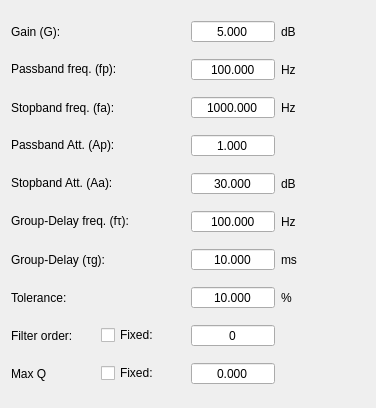
Qt form app/designer/filters_data/group_delay.ui (grupo-tc-volcan/TP4) before a commit.
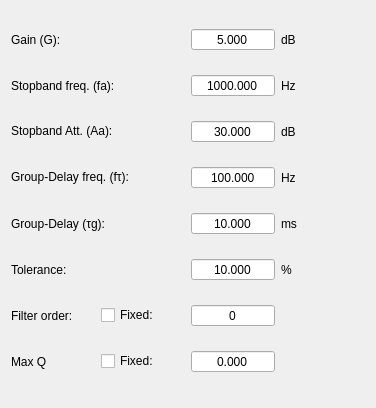
The same form after that commit.

Commit message: fixing group delay

Diff of the .ui file:
```diff
--- a/app/designer/filters_data/group_delay.ui
+++ b/app/designer/filters_data/group_delay.ui
@@ -20,27 +20,39 @@
    <string>Form</string>
   </property>
   <layout class="QGridLayout" name="gridLayout">
-   <item row="1" column="0" colspan="2">
-    <widget class="QLabel" name="label_14">
-     <property name="maximumSize">
-      <size>
-       <width>16777215</width>
-       <height>22</height>
-      </size>
-     </property>
-     <property name="text">
-      <string>Passband freq. (fp):</string>
-     </property>
-    </widget>
-   </item>
-   <item row="5" column="4">
-    <widget class="QLabel" name="label_8">
+   <item row="0" column="4">
+    <widget class="QLabel" name="label_2">
      <property name="text">
       <string>dB</string>
      </property>
     </widget>
    </item>
-   <item row="5" column="0" colspan="2">
+   <item row="2" column="2">
+    <widget class="QDoubleSpinBox" name="stop_freq">
+     <property name="frame">
+      <bool>true</bool>
+     </property>
+     <property name="alignment">
+      <set>Qt::AlignCenter</set>
+     </property>
+     <property name="buttonSymbols">
+      <enum>QAbstractSpinBox::NoButtons</enum>
+     </property>
+     <property name="keyboardTracking">
+      <bool>true</bool>
+     </property>
+     <property name="decimals">
+      <number>3</number>
+     </property>
+     <property name="maximum">
+      <double>1000000000000.000000000000000</double>
+     </property>
+     <property name="value">
+      <double>1000.000000000000000</double>
+     </property>
+    </widget>
+   </item>
+   <item row="3" column="0" colspan="2">
     <widget class="QLabel" name="label_7">
      <property name="maximumSize">
       <size>
@@ -53,202 +65,20 @@
      </property>
     </widget>
    </item>
-   <item row="5" column="2">
-    <widget class="QDoubleSpinBox" name="stop_att">
-     <property name="alignment">
-      <set>Qt::AlignCenter</set>
-     </property>
-     <property name="buttonSymbols">
-      <enum>QAbstractSpinBox::NoButtons</enum>
-     </property>
-     <property name="decimals">
-      <number>3</number>
-     </property>
-     <property name="maximum">
-      <double>300.000000000000000</double>
-     </property>
-     <property name="value">
-      <double>30.000000000000000</double>
-     </property>
-    </widget>
-   </item>
-   <item row="10" column="0">
-    <widget class="QLabel" name="label_15">
-     <property name="text">
-      <string>Max Q</string>
-     </property>
-    </widget>
-   </item>
-   <item row="0" column="0">
-    <widget class="QLabel" name="label">
-     <property name="text">
-      <string>Gain (G):</string>
-     </property>
-    </widget>
-   </item>
-   <item row="8" column="4">
+   <item row="6" column="4">
     <widget class="QLabel" name="label_12">
      <property name="text">
       <string>%</string>
      </property>
     </widget>
    </item>
-   <item row="9" column="0">
-    <widget class="QLabel" name="label_13">
-     <property name="text">
-      <string>Filter order:</string>
-     </property>
-    </widget>
-   </item>
-   <item row="7" column="4">
-    <widget class="QLabel" name="label_6">
-     <property name="text">
-      <string>ms</string>
-     </property>
-    </widget>
-   </item>
-   <item row="10" column="2">
-    <widget class="QDoubleSpinBox" name="q_max">
-     <property name="frame">
-      <bool>true</bool>
-     </property>
-     <property name="alignment">
-      <set>Qt::AlignCenter</set>
-     </property>
-     <property name="buttonSymbols">
-      <enum>QAbstractSpinBox::NoButtons</enum>
-     </property>
-     <property name="keyboardTracking">
-      <bool>true</bool>
-     </property>
-     <property name="decimals">
-      <number>3</number>
-     </property>
-     <property name="maximum">
-      <double>100.000000000000000</double>
-     </property>
-    </widget>
-   </item>
-   <item row="8" column="2">
-    <widget class="QDoubleSpinBox" name="tol">
-     <property name="frame">
-      <bool>true</bool>
-     </property>
-     <property name="alignment">
-      <set>Qt::AlignCenter</set>
-     </property>
-     <property name="buttonSymbols">
-      <enum>QAbstractSpinBox::NoButtons</enum>
-     </property>
-     <property name="keyboardTracking">
-      <bool>true</bool>
-     </property>
-     <property name="decimals">
-      <number>3</number>
-     </property>
-     <property name="maximum">
-      <double>100.000000000000000</double>
-     </property>
-     <property name="value">
-      <double>10.000000000000000</double>
-     </property>
-    </widget>
-   </item>
-   <item row="7" column="0" colspan="2">
+   <item row="5" column="0" colspan="2">
     <widget class="QLabel" name="label_5">
      <property name="text">
       <string>Group-Delay (τg):</string>
      </property>
     </widget>
    </item>
-   <item row="8" column="0">
-    <widget class="QLabel" name="label_11">
-     <property name="text">
-      <string>Tolerance:</string>
-     </property>
-    </widget>
-   </item>
-   <item row="3" column="4">
-    <widget class="QLabel" name="label_4">
-     <property name="text">
-      <string>Hz</string>
-     </property>
-    </widget>
-   </item>
-   <item row="3" column="0" colspan="2">
-    <widget class="QLabel" name="label_3">
-     <property name="text">
-      <string>Stopband freq. (fa):</string>
-     </property>
-    </widget>
-   </item>
-   <item row="0" column="4">
-    <widget class="QLabel" name="label_2">
-     <property name="text">
-      <string>dB</string>
-     </property>
-    </widget>
-   </item>
-   <item row="7" column="2">
-    <widget class="QDoubleSpinBox" name="group_delay">
-     <property name="frame">
-      <bool>true</bool>
-     </property>
-     <property name="alignment">
-      <set>Qt::AlignCenter</set>
-     </property>
-     <property name="buttonSymbols">
-      <enum>QAbstractSpinBox::NoButtons</enum>
-     </property>
-     <property name="keyboardTracking">
-      <bool>true</bool>
-     </property>
-     <property name="decimals">
-      <number>3</number>
-     </property>
-     <property name="maximum">
-      <double>1000000000000.000000000000000</double>
-     </property>
-     <property name="value">
-      <double>10.000000000000000</double>
-     </property>
-    </widget>
-   </item>
-   <item row="10" column="1">
-    <widget class="QCheckBox" name="q_fixed">
-     <property name="text">
-      <string>Fixed:</string>
-     </property>
-     <property name="autoExclusive">
-      <bool>false</bool>
-     </property>
-    </widget>
-   </item>
-   <item row="3" column="2">
-    <widget class="QDoubleSpinBox" name="stop_freq">
-     <property name="frame">
-      <bool>true</bool>
-     </property>
-     <property name="alignment">
-      <set>Qt::AlignCenter</set>
-     </property>
-     <property name="buttonSymbols">
-      <enum>QAbstractSpinBox::NoButtons</enum>
-     </property>
-     <property name="keyboardTracking">
-      <bool>true</bool>
-     </property>
-     <property name="decimals">
-      <number>3</number>
-     </property>
-     <property name="maximum">
-      <double>1000000000000.000000000000000</double>
-     </property>
-     <property name="value">
-      <double>1000.000000000000000</double>
-     </property>
-    </widget>
-   </item>
    <item row="0" column="2">
     <widget class="QDoubleSpinBox" name="gain">
      <property name="frame">
@@ -274,7 +104,7 @@
      </property>
     </widget>
    </item>
-   <item row="9" column="1">
+   <item row="7" column="1">
     <widget class="QCheckBox" name="order_fixed">
      <property name="text">
       <string>Fixed:</string>
@@ -284,7 +114,7 @@
      </property>
     </widget>
    </item>
-   <item row="9" column="2">
+   <item row="7" column="2">
     <widget class="QSpinBox" name="order">
      <property name="frame">
       <bool>true</bool>
@@ -303,7 +133,7 @@
      </property>
     </widget>
    </item>
-   <item row="6" column="0" colspan="2">
+   <item row="4" column="0" colspan="2">
     <widget class="QLabel" name="label_9">
      <property name="maximumSize">
       <size>
@@ -316,7 +146,164 @@
      </property>
     </widget>
    </item>
+   <item row="0" column="0">
+    <widget class="QLabel" name="label">
+     <property name="text">
+      <string>Gain (G):</string>
+     </property>
+    </widget>
+   </item>
+   <item row="5" column="4">
+    <widget class="QLabel" name="label_6">
+     <property name="text">
+      <string>ms</string>
+     </property>
+    </widget>
+   </item>
+   <item row="2" column="0" colspan="2">
+    <widget class="QLabel" name="label_3">
+     <property name="text">
+      <string>Stopband freq. (fa):</string>
+     </property>
+    </widget>
+   </item>
+   <item row="3" column="4">
+    <widget class="QLabel" name="label_8">
+     <property name="text">
+      <string>dB</string>
+     </property>
+    </widget>
+   </item>
+   <item row="8" column="0">
+    <widget class="QLabel" name="label_15">
+     <property name="text">
+      <string>Max Q</string>
+     </property>
+    </widget>
+   </item>
+   <item row="3" column="2">
+    <widget class="QDoubleSpinBox" name="stop_att">
+     <property name="alignment">
+      <set>Qt::AlignCenter</set>
+     </property>
+     <property name="buttonSymbols">
+      <enum>QAbstractSpinBox::NoButtons</enum>
+     </property>
+     <property name="decimals">
+      <number>3</number>
+     </property>
+     <property name="maximum">
+      <double>300.000000000000000</double>
+     </property>
+     <property name="value">
+      <double>30.000000000000000</double>
+     </property>
+    </widget>
+   </item>
+   <item row="7" column="0">
+    <widget class="QLabel" name="label_13">
+     <property name="text">
+      <string>Filter order:</string>
+     </property>
+    </widget>
+   </item>
    <item row="6" column="2">
+    <widget class="QDoubleSpinBox" name="tol">
+     <property name="frame">
+      <bool>true</bool>
+     </property>
+     <property name="alignment">
+      <set>Qt::AlignCenter</set>
+     </property>
+     <property name="buttonSymbols">
+      <enum>QAbstractSpinBox::NoButtons</enum>
+     </property>
+     <property name="keyboardTracking">
+      <bool>true</bool>
+     </property>
+     <property name="decimals">
+      <number>3</number>
+     </property>
+     <property name="maximum">
+      <double>100.000000000000000</double>
+     </property>
+     <property name="value">
+      <double>10.000000000000000</double>
+     </property>
+    </widget>
+   </item>
+   <item row="8" column="2">
+    <widget class="QDoubleSpinBox" name="q_max">
+     <property name="frame">
+      <bool>true</bool>
+     </property>
+     <property name="alignment">
+      <set>Qt::AlignCenter</set>
+     </property>
+     <property name="buttonSymbols">
+      <enum>QAbstractSpinBox::NoButtons</enum>
+     </property>
+     <property name="keyboardTracking">
+      <bool>true</bool>
+     </property>
+     <property name="decimals">
+      <number>3</number>
+     </property>
+     <property name="maximum">
+      <double>100.000000000000000</double>
+     </property>
+    </widget>
+   </item>
+   <item row="2" column="4">
+    <widget class="QLabel" name="label_4">
+     <property name="text">
+      <string>Hz</string>
+     </property>
+    </widget>
+   </item>
+   <item row="5" column="2">
+    <widget class="QDoubleSpinBox" name="group_delay">
+     <property name="frame">
+      <bool>true</bool>
+     </property>
+     <property name="alignment">
+      <set>Qt::AlignCenter</set>
+     </property>
+     <property name="buttonSymbols">
+      <enum>QAbstractSpinBox::NoButtons</enum>
+     </property>
+     <property name="keyboardTracking">
+      <bool>true</bool>
+     </property>
+     <property name="decimals">
+      <number>3</number>
+     </property>
+     <property name="maximum">
+      <double>1000000000000.000000000000000</double>
+     </property>
+     <property name="value">
+      <double>10.000000000000000</double>
+     </property>
+    </widget>
+   </item>
+   <item row="8" column="1">
+    <widget class="QCheckBox" name="q_fixed">
+     <property name="text">
+      <string>Fixed:</string>
+     </property>
+     <property name="autoExclusive">
+      <bool>false</bool>
+     </property>
+    </widget>
+   </item>
+   <item row="6" column="0">
+    <widget class="QLabel" name="label_11">
+     <property name="text">
+      <string>Tolerance:</string>
+     </property>
+    </widget>
+   </item>
+   <item row="4" column="2">
     <widget class="QDoubleSpinBox" name="group_delay_freq">
      <property name="alignment">
       <set>Qt::AlignCenter</set>
@@ -335,71 +322,13 @@
      </property>
     </widget>
    </item>
-   <item row="6" column="4">
+   <item row="4" column="4">
     <widget class="QLabel" name="label_10">
      <property name="text">
       <string>Hz</string>
      </property>
     </widget>
    </item>
-   <item row="1" column="2">
-    <widget class="QDoubleSpinBox" name="pass_freq">
-     <property name="alignment">
-      <set>Qt::AlignCenter</set>
-     </property>
-     <property name="buttonSymbols">
-      <enum>QAbstractSpinBox::NoButtons</enum>
-     </property>
-     <property name="decimals">
-      <number>3</number>
-     </property>
-     <property name="maximum">
-      <double>1000000000000.000000000000000</double>
-     </property>
-     <property name="value">
-      <double>100.000000000000000</double>
-     </property>
-    </widget>
-   </item>
-   <item row="1" column="4">
-    <widget class="QLabel" name="label_17">
-     <property name="text">
-      <string>Hz</string>
-     </property>
-    </widget>
-   </item>
-   <item row="4" column="2">
-    <widget class="QDoubleSpinBox" name="pass_att">
-     <property name="alignment">
-      <set>Qt::AlignCenter</set>
-     </property>
-     <property name="buttonSymbols">
-      <enum>QAbstractSpinBox::NoButtons</enum>
-     </property>
-     <property name="decimals">
-      <number>3</number>
-     </property>
-     <property name="maximum">
-      <double>300.000000000000000</double>
-     </property>
-     <property name="value">
-      <double>1.000000000000000</double>
-     </property>
-    </widget>
-   </item>
-   <item row="4" column="0" colspan="2">
-    <widget class="QLabel" name="label_16">
-     <property name="maximumSize">
-      <size>
-       <width>16777215</width>
-       <height>22</height>
-      </size>
-     </property>
-     <property name="text">
-      <string>Passband Att. (Ap):</string>
-     </property>
-    </widget>
-   </item>
   </layout>
  </widget>
  <resources/>
```
The commit also changes 2 other files.
